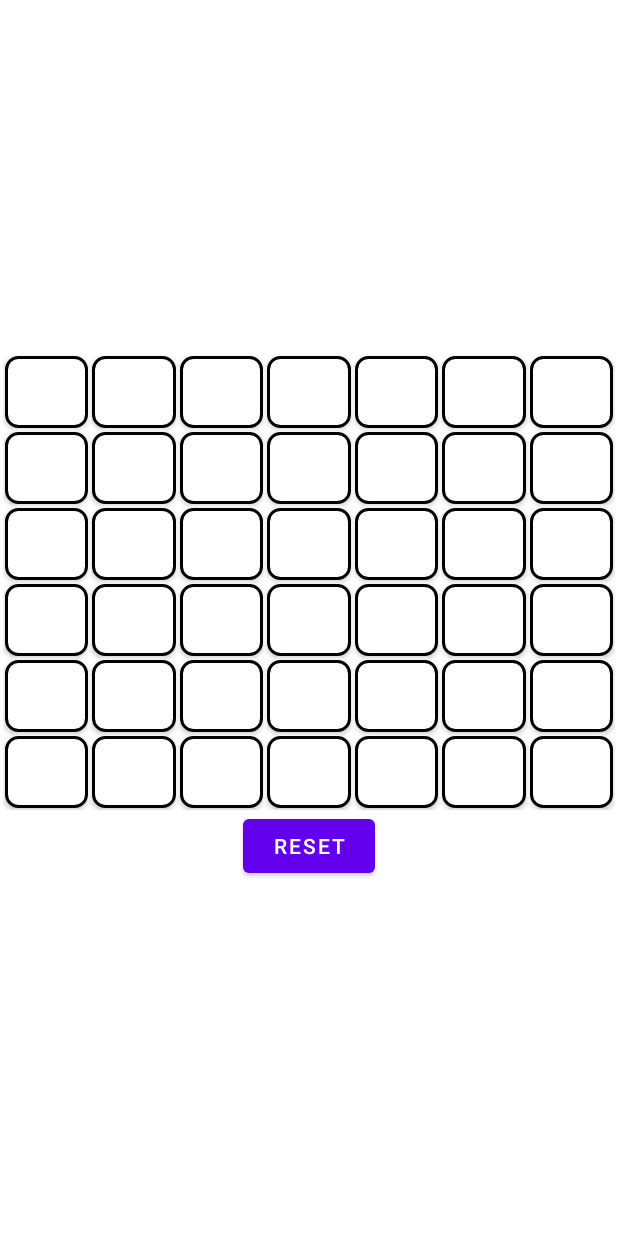
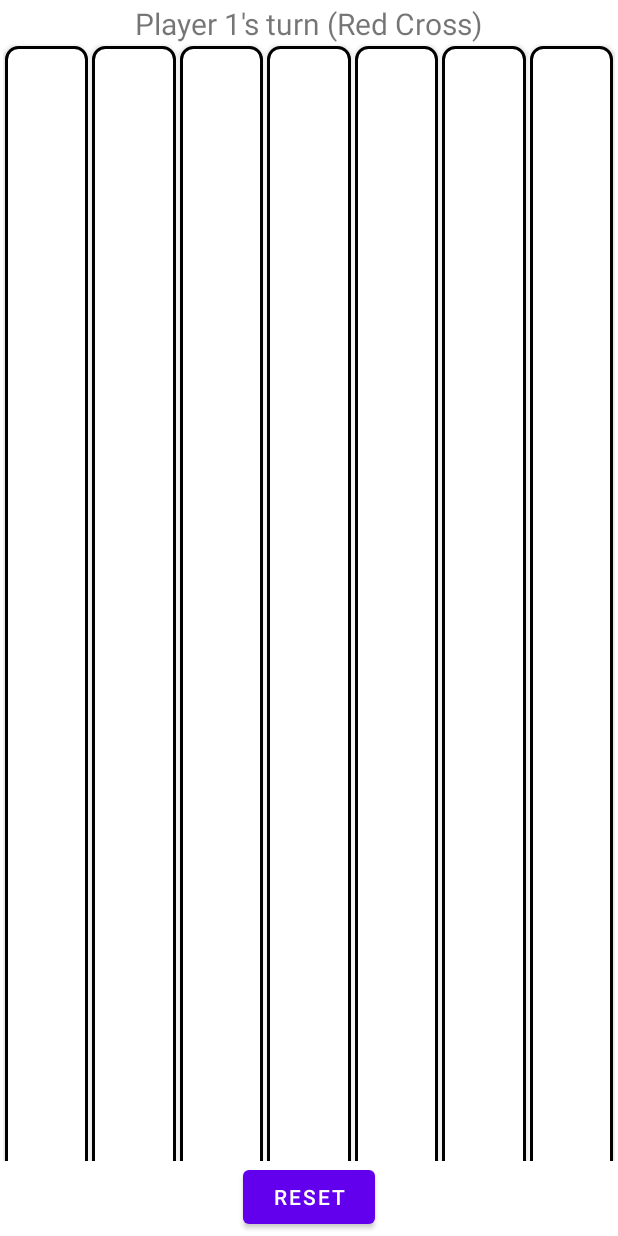
Before and after one commit to robert-DL-D/Connect-4-Android, an Android app: the screen it shows after launch (MainActivity), on a phone screen of 412 x 824 dp. Run offline under Robolectric (Android 15) with nearby library versions, the phone set to English and light mode, and no system bars.

Commit message:
Add turn text

```diff
--- a/app/src/main/java/com/robertd/connect4/MainActivity.kt
+++ b/app/src/main/java/com/robertd/connect4/MainActivity.kt
@@ -7,6 +7,7 @@ import android.view.Gravity
 import android.view.View
 import android.widget.Button
 import android.widget.GridLayout
+import android.widget.TextView
 import android.widget.Toast
 import androidx.appcompat.app.AppCompatActivity
 
@@ -19,6 +20,7 @@ class MainActivity : AppCompatActivity() {
         super.onCreate(savedInstanceState)
         setContentView(R.layout.activity_main)
         createBoard()
+
     }
 
     private fun createBoard() {
@@ -35,7 +37,7 @@ class MainActivity : AppCompatActivity() {
 
                 val layoutParams = GridLayout.LayoutParams().apply {
                     width = 0
-                    height = GridLayout.LayoutParams.WRAP_CONTENT
+                    height = 220
                     columnSpec = GridLayout.spec(col, 1f)
                     rowSpec = GridLayout.spec(row, 1f)
                     setMargins(2, 2, 2, 2)
@@ -44,6 +46,17 @@ class MainActivity : AppCompatActivity() {
                 gridLayout.addView(button, layoutParams)
                 board[row][col] = button
             }
+        }
+
+        setPlayerTurnText()
+    }
+
+    private fun setPlayerTurnText() {
+        val playersTurn: TextView = findViewById(R.id.players_turn)
+        if (player1Turn) {
+            playersTurn.text = "Player 1's turn (Red Cross)"
+        } else {
+            playersTurn.text = "Player 2's turn (Blue Circle)"
         }
     }
 
@@ -91,6 +104,7 @@ class MainActivity : AppCompatActivity() {
             }
 
             player1Turn = !player1Turn
+            setPlayerTurnText()
         }
     }
 
@@ -182,6 +196,7 @@ class MainActivity : AppCompatActivity() {
     }
 
     @Suppress("UNUSED_PARAMETER")
+    // view is not used but the method expects it as a signature
     fun resetGame(view: View) {
         for (row in 0 until 6) {
             for (col in 0 until 7) {
--- a/app/src/main/res/layout/activity_main.xml
+++ b/app/src/main/res/layout/activity_main.xml
@@ -16,6 +16,13 @@
         android:layout_centerInParent="true"
         android:orientation="vertical">
 
+        <TextView
+            android:id="@+id/players_turn"
+            android:layout_width="wrap_content"
+            android:layout_height="wrap_content"
+            android:layout_gravity="center"
+            android:textSize="20sp" />
+
         <!-- Create a 6x7 grid of buttons representing the game board -->
         <GridLayout
             android:id="@+id/gridLayout"
@@ -23,82 +30,7 @@
             android:layout_height="0dp"
             android:layout_weight="1"
             android:columnCount="7"
-            android:rowCount="6">
-
-            <!--<Button
-                android:id="@+id/button_00"
-                android:layout_width="0dp"
-                android:layout_height="60dp"
-                android:layout_columnWeight="1"
-                android:layout_rowWeight="1"
-                android:text=" "
-                android:onClick="dropPiece" />
-
-            <Button
-                android:id="@+id/button_01"
-                android:layout_width="0dp"
-                android:layout_height="60dp"
-                android:layout_columnWeight="1"
-                android:layout_rowWeight="1"
-                android:text=" "
-                android:onClick="dropPiece" />
-
-            <Button
-                android:id="@+id/button_03"
-                android:layout_width="0dp"
-                android:layout_height="60dp"
-                android:layout_columnWeight="1"
-                android:layout_rowWeight="1"
-                android:text=" "
-                android:onClick="dropPiece" />
-
-            <Button
-                android:id="@+id/button_04"
-                android:layout_width="0dp"
-                android:layout_height="60dp"
-                android:layout_columnWeight="1"
-                android:layout_rowWeight="1"
-                android:text=" "
-                android:onClick="dropPiece" />
-
-            <Button
-                android:id="@+id/button_05"
-                android:layout_width="0dp"
-                android:layout_height="60dp"
-                android:layout_columnWeight="1"
-                android:layout_rowWeight="1"
-                android:text=" "
-                android:onClick="dropPiece" />
-
-            <Button
-                android:id="@+id/button_06"
-                android:layout_width="0dp"
-                android:layout_height="60dp"
-                android:layout_columnWeight="1"
-                android:layout_rowWeight="1"
-                android:text=" "
-                android:onClick="dropPiece" />
-
-            <Button
-                android:id="@+id/button_07"
-                android:layout_width="0dp"
-                android:layout_height="60dp"
-                android:layout_columnWeight="1"
-                android:layout_rowWeight="1"
-                android:text=" "
-                android:onClick="dropPiece" />
-
-            <Button
-                android:id="@+id/button_08"
-                android:layout_width="0dp"
-                android:layout_height="60dp"
-                android:layout_columnWeight="1"
-                android:layout_rowWeight="1"
-                android:text=" "
-                android:onClick="dropPiece" />-->
-            <!-- Add buttons for the rest of the cells (6x7) -->
-
-        </GridLayout>
+            android:rowCount="6"></GridLayout>
 
         <Button
             android:id="@+id/button_reset"
--- a/app/src/main/res/mipmap-anydpi-v26/ic_launcher.xml
+++ /dev/null
@@ -1,6 +0,0 @@
-<?xml version="1.0" encoding="utf-8"?>
-<adaptive-icon xmlns:android="http://schemas.android.com/apk/res/android">
-    <background android:drawable="@drawable/ic_launcher_background" />
-    <foreground android:drawable="@drawable/ic_launcher_foreground" />
-    <monochrome android:drawable="@drawable/ic_launcher_foreground" />
-</adaptive-icon>
--- a/app/src/main/res/mipmap-anydpi-v26/ic_launcher_round.xml
+++ /dev/null
@@ -1,6 +0,0 @@
-<?xml version="1.0" encoding="utf-8"?>
-<adaptive-icon xmlns:android="http://schemas.android.com/apk/res/android">
-    <background android:drawable="@drawable/ic_launcher_background" />
-    <foreground android:drawable="@drawable/ic_launcher_foreground" />
-    <monochrome android:drawable="@drawable/ic_launcher_foreground" />
-</adaptive-icon>
--- a/app/src/main/res/values/dimens.xml
+++ b/app/src/main/res/values/dimens.xml
@@ -1,4 +1,4 @@
 <?xml version="1.0" encoding="utf-8"?>
 <resources>
-    <dimen name="button_text_size">7dp</dimen>
+    <dimen name="button_text_size">10sp</dimen>
 </resources>
```
